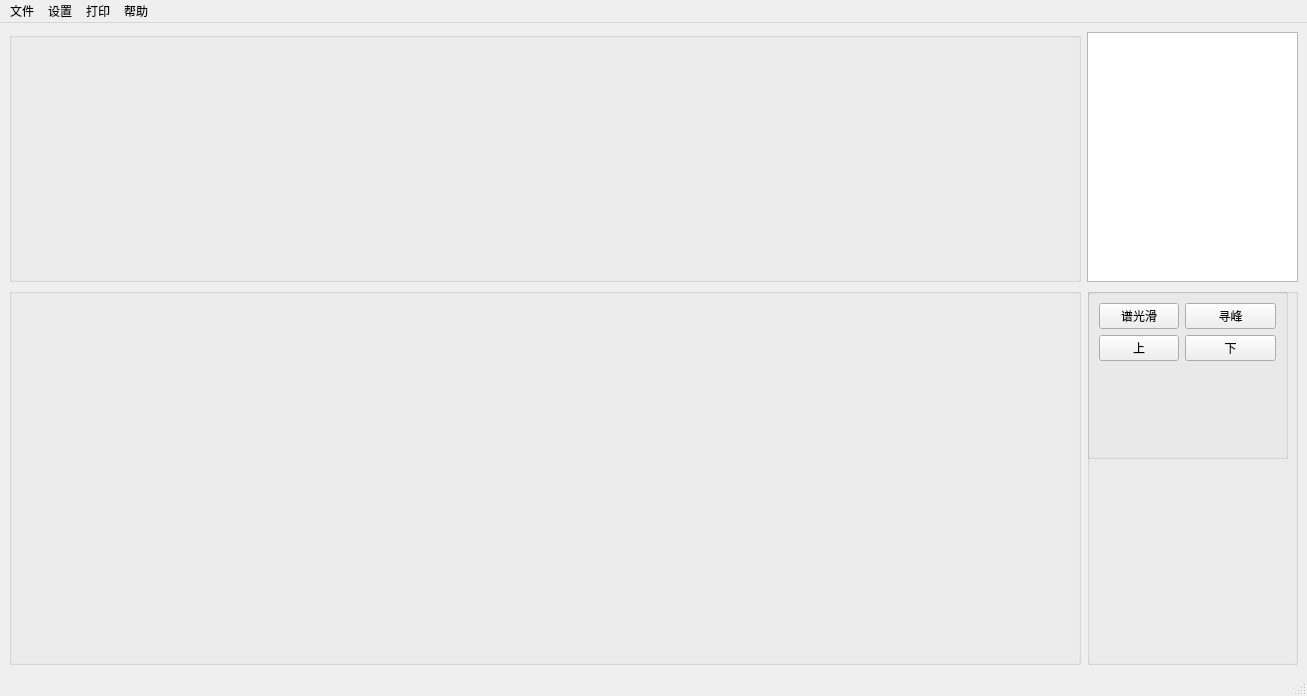
CurtKT/SpectrumAnalysis, file untitled.ui: the form before one commit.
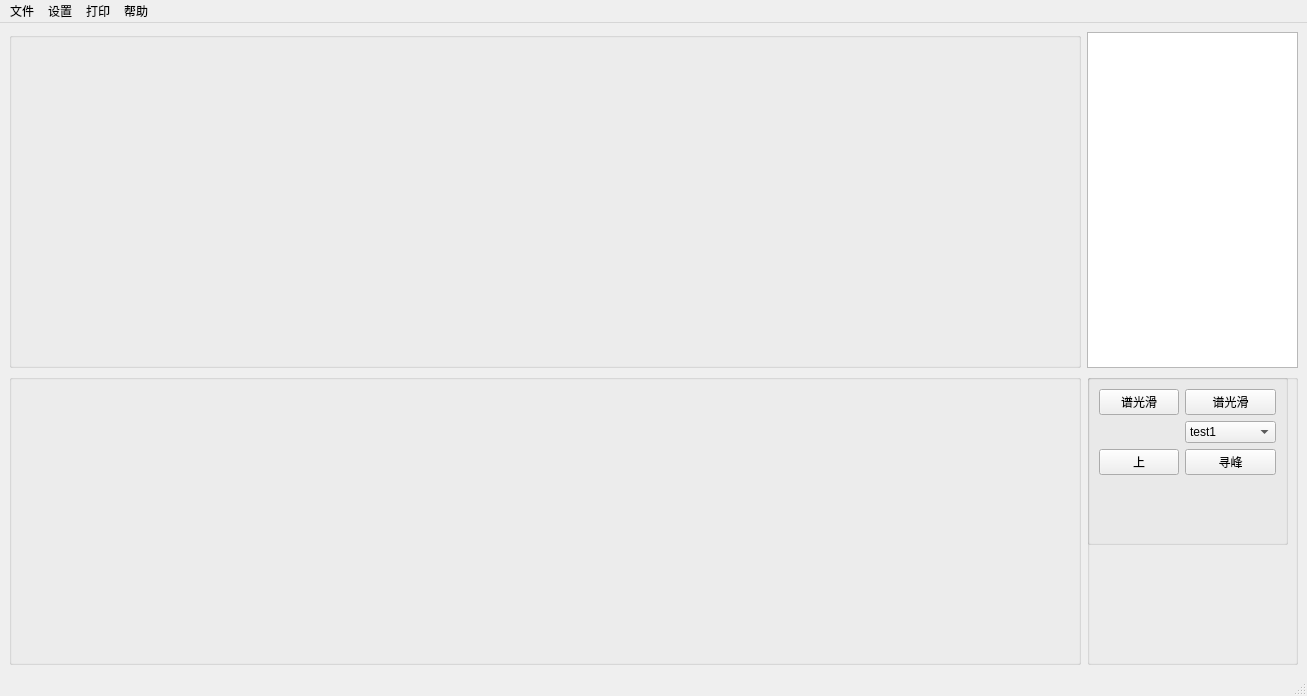
The form after the commit.

What changed in the file:
```diff
--- a/untitled.ui
+++ b/untitled.ui
@@ -33,7 +33,7 @@
       <property name="maximumSize">
        <size>
         <width>211</width>
-        <height>250</height>
+        <height>99999</height>
        </size>
       </property>
      </widget>
@@ -97,24 +97,38 @@
         <item row="0" column="1">
          <widget class="QPushButton" name="pushButton_2">
           <property name="text">
-           <string>寻峰</string>
+           <string>谱光滑</string>
           </property>
          </widget>
         </item>
-        <item row="1" column="0">
+        <item row="2" column="0">
          <widget class="QPushButton" name="pushButton_3">
           <property name="text">
            <string>上</string>
           </property>
          </widget>
         </item>
-        <item row="1" column="1">
+        <item row="2" column="1">
          <widget class="QPushButton" name="pushButton_4">
           <property name="text">
-           <string>下</string>
+           <string>寻峰</string>
           </property>
          </widget>
         </item>
+        <item row="1" column="1">
+         <widget class="QComboBox" name="comboBox">
+          <item>
+           <property name="text">
+            <string>test1</string>
+           </property>
+          </item>
+          <item>
+           <property name="text">
+            <string>test2</string>
+           </property>
+          </item>
+         </widget>
+        </item>
        </layout>
       </widget>
      </widget>
```
Left out of the diff: 2 changed lines with no effect on the pictures.
